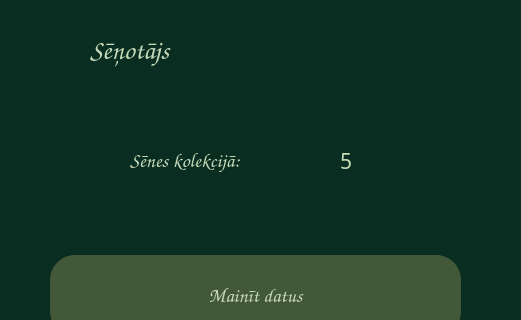
Before: the Qt Designer form ui/account.ui in tebuu24/Senu-kolekcionars-2025, drawn with Qt 5; both pictures show x 0 to 521 and y 105 to 425 of the 521 by 850 pixel window.
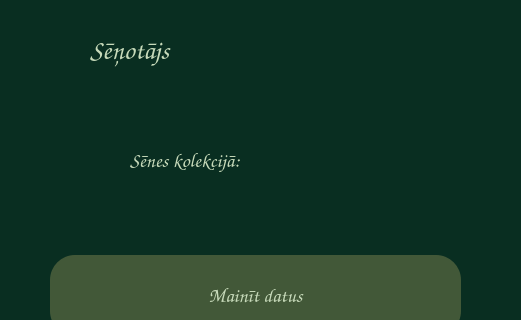
After: the same form once the commit is applied.

Patch:
```diff
--- a/ui/account.ui
+++ b/ui/account.ui
@@ -1230,7 +1230,7 @@
      <locale language="Latvian" country="Latvia"/>
     </property>
     <property name="text">
-     <string>5</string>
+     <string/>
     </property>
     <property name="wordWrap">
      <bool>false</bool>
```
